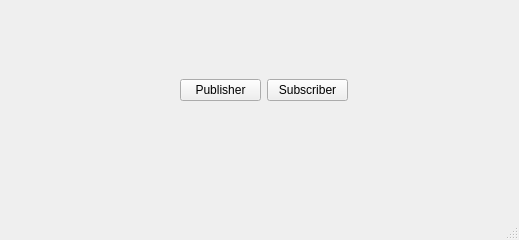
This is WhisperGUI/mainwindow.ui in kyledoesdev/OpenDDS-Whisper as Qt 5 draws it before an edit. The edited form follows.
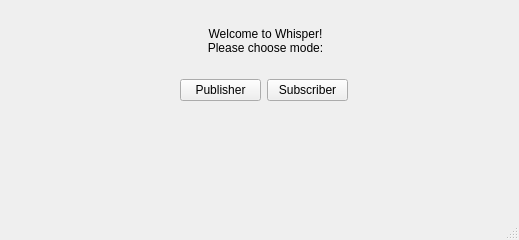
This is the edited form.

Commit message: Adjusted GUI to match the structure of the command line prompts.

Patch:
```diff
--- a/WhisperGUI/mainwindow.ui
+++ b/WhisperGUI/mainwindow.ui
@@ -40,6 +40,23 @@
      </item>
     </layout>
    </widget>
+   <widget class="QLabel" name="label">
+    <property name="geometry">
+     <rect>
+      <x>180</x>
+      <y>20</y>
+      <width>171</width>
+      <height>41</height>
+     </rect>
+    </property>
+    <property name="text">
+     <string>Welcome to Whisper!
+Please choose mode:</string>
+    </property>
+    <property name="alignment">
+     <set>Qt::AlignCenter</set>
+    </property>
+   </widget>
   </widget>
   <widget class="QMenuBar" name="menubar">
    <property name="geometry">
```
Left out of the diff: 2 changed lines with no effect on the pictures. The commit also changes 7 other files.
